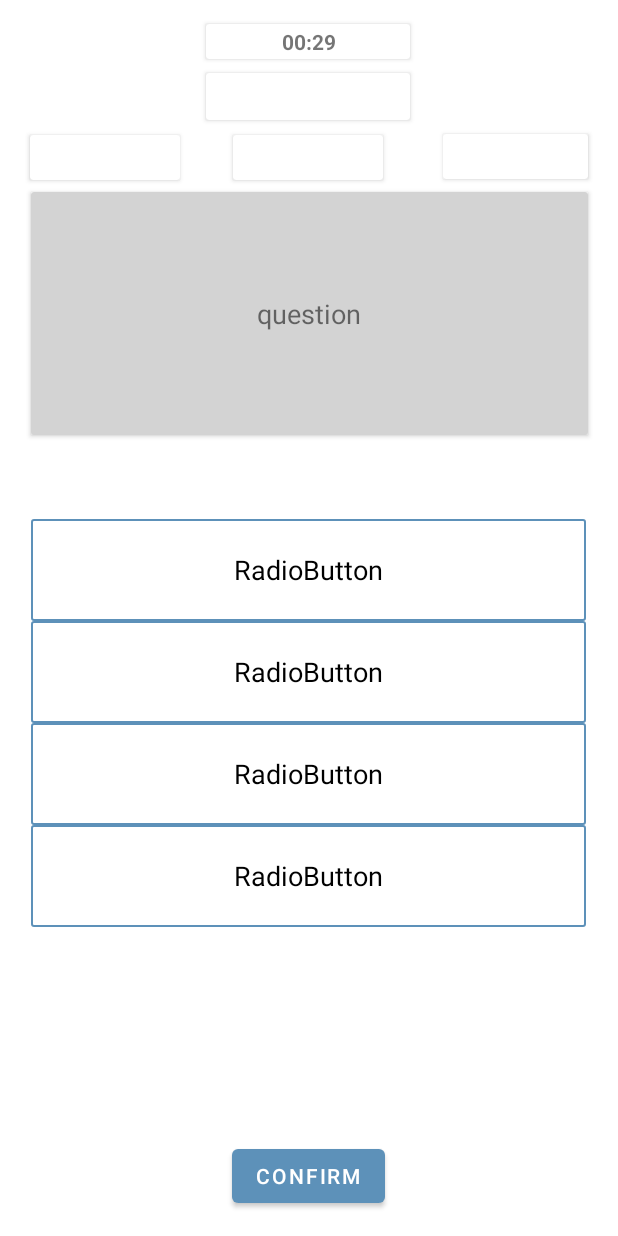
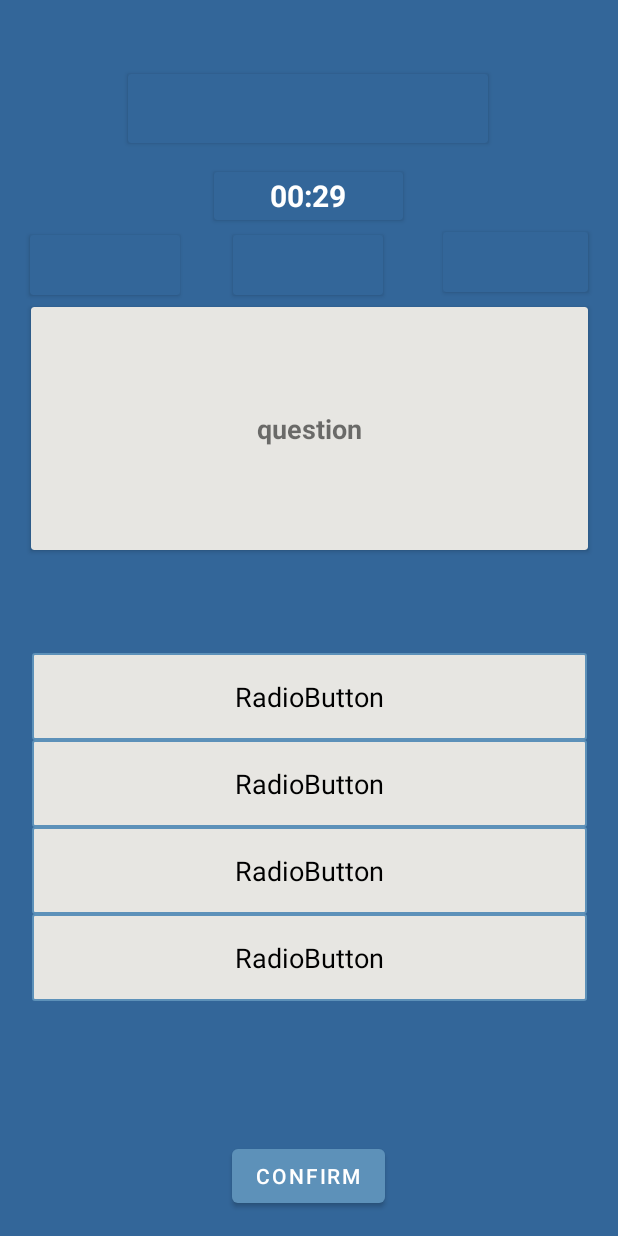
Before and after one commit to Irfzid/Jidquiz, an Android app: the QuizActivity screen opened directly, with no data from a screen before it, on a phone screen of 412 x 824 dp. Run offline under Robolectric (Android 15) with nearby library versions, the phone set to English and light mode, and no system bars.

Commit message:
update
change scoring
fix main layout

```diff
--- a/app/src/main/java/com/zidney/jidquiz/HighscoreActivity.java
+++ b/app/src/main/java/com/zidney/jidquiz/HighscoreActivity.java
@@ -93,4 +93,9 @@ public class HighscoreActivity extends AppCompatActivity {
         hiscore = prefs.getInt(KEY_HIGHSCORE, 0);
         tv_Hiscore.setText(Integer.toString(hiscore));
     }
+
+    @Override
+    public void onBackPressed() {
+
+    }
 }
--- a/app/src/main/res/drawable/ic_knowledge.xml
+++ b/app/src/main/res/drawable/ic_knowledge.xml
@@ -1,5 +1,5 @@
-<vector android:height="70dp" android:viewportHeight="512"
-    android:viewportWidth="512" android:width="70dp" xmlns:android="http://schemas.android.com/apk/res/android">
+<vector android:height="80dp" android:viewportHeight="512"
+    android:viewportWidth="512" android:width="80dp" xmlns:android="http://schemas.android.com/apk/res/android">
     <path android:fillColor="#ffdbd3" android:pathData="m255.987,173.855c0,-20.127 16.316,-36.443 36.443,-36.443 18.974,0 34.554,14.502 36.278,33.025h-8.104c24.651,0 44.634,19.983 44.634,44.634v81.856c0,24.651 -19.984,44.634 -44.634,44.634h8.104c-1.724,18.523 -17.304,33.025 -36.278,33.025 -20.127,0 -36.443,-16.316 -36.443,-36.443z"/>
     <path android:fillColor="#ffd1c7" android:pathData="m320.604,170.437h8.104c-1.724,-18.523 -17.304,-33.025 -36.278,-33.025 -7.387,0 -14.26,2.198 -20.002,5.975 9.006,5.925 15.227,15.738 16.28,27.05h-8.104c24.651,0 44.635,19.984 44.635,44.634v81.856c0,24.651 -19.984,44.634 -44.635,44.634h8.104c-1.053,11.313 -7.274,21.125 -16.28,27.05 5.742,3.777 12.615,5.975 20.002,5.975 18.974,0 34.554,-14.502 36.278,-33.025h-8.104c24.651,0 44.635,-19.984 44.635,-44.634v-81.856c-0.001,-24.65 -19.985,-44.634 -44.635,-44.634z"/>
     <path android:fillColor="#ffdbd3" android:pathData="m256.013,338.145c0,20.127 -16.316,36.443 -36.443,36.443 -18.974,0 -34.554,-14.502 -36.278,-33.025h8.104c-24.651,0 -44.634,-19.984 -44.634,-44.634v-81.856c0,-24.651 19.984,-44.634 44.634,-44.634h-8.104c1.724,-18.523 17.304,-33.025 36.278,-33.025 20.127,0 36.443,16.316 36.443,36.443z"/>
--- a/app/src/main/res/drawable/radio_flat_regular.xml
+++ b/app/src/main/res/drawable/radio_flat_regular.xml
@@ -2,7 +2,7 @@
 <shape xmlns:android="http://schemas.android.com/apk/res/android"
     android:shape="rectangle">
     <corners android:radius="1dp" />
-    <solid android:color="#fff" />
+    <solid android:color="@color/frost" />
     <stroke
         android:width="1dp"
         android:color="@color/colorAccent" />
--- a/app/src/main/res/layout/activity_quiz.xml
+++ b/app/src/main/res/layout/activity_quiz.xml
@@ -4,16 +4,19 @@
     xmlns:tools="http://schemas.android.com/tools"
     android:layout_width="match_parent"
     android:layout_height="match_parent"
+    android:background="@color/Lapis"
     tools:context=".QuizActivity">
+
 
     <androidx.cardview.widget.CardView
         android:id="@+id/cardView12"
         android:layout_width="0dp"
-        android:layout_height="30dp"
+        android:layout_height="40dp"
         android:layout_marginStart="40dp"
         android:layout_marginTop="41dp"
         android:layout_marginEnd="20dp"
         android:layout_marginBottom="7dp"
+        android:backgroundTint="@color/Lapis"
         app:layout_constraintBottom_toTopOf="@+id/cardView9"
         app:layout_constraintEnd_toEndOf="parent"
         app:layout_constraintHorizontal_bias="0.0"
@@ -31,7 +34,9 @@
                 android:layout_height="wrap_content"
                 tools:text="score"
                 android:layout_centerInParent="true"
-                android:textStyle="bold"/>
+                android:textStyle="bold"
+                android:textSize="18sp"
+                android:textColor="@color/white"/>
         </RelativeLayout>
 
 
@@ -39,16 +44,15 @@
 
     <androidx.cardview.widget.CardView
         android:id="@+id/cardView14"
-        android:layout_width="136dp"
-        android:layout_height="31dp"
-        android:layout_marginTop="32dp"
-        android:layout_marginBottom="6dp"
-        app:layout_constraintBottom_toTopOf="@+id/cardView11"
+        android:layout_width="240dp"
+        android:layout_height="46dp"
+        android:backgroundTint="@color/Lapis"
+        app:layout_constraintBottom_toTopOf="@+id/cardView10"
         app:layout_constraintEnd_toEndOf="parent"
-        app:layout_constraintHorizontal_bias="0.498"
+        app:layout_constraintHorizontal_bias="0.497"
         app:layout_constraintStart_toStartOf="parent"
-        app:layout_constraintTop_toTopOf="@+id/cardView10"
-        app:layout_constraintVertical_bias="0.2">
+        app:layout_constraintTop_toTopOf="parent"
+        app:layout_constraintVertical_bias="0.714">
 
         <RelativeLayout
             android:layout_width="match_parent"
@@ -59,10 +63,11 @@
                 android:layout_width="wrap_content"
                 android:layout_height="wrap_content"
                 android:layout_centerInParent="true"
+                android:textSize="25sp"
+                android:textStyle="bold"
                 tools:text="category"
-                android:textStyle="bold"/>
+                android:textColor="@color/white"/>
         </RelativeLayout>
-
 
 
     </androidx.cardview.widget.CardView>
@@ -70,9 +75,10 @@
     <androidx.cardview.widget.CardView
         android:id="@+id/cardView11"
         android:layout_width="100dp"
-        android:layout_height="30dp"
+        android:layout_height="40dp"
         android:layout_marginTop="40dp"
         android:layout_marginBottom="8dp"
+        android:backgroundTint="@color/Lapis"
         app:layout_constraintBottom_toTopOf="@+id/cardView9"
         app:layout_constraintEnd_toEndOf="parent"
         app:layout_constraintHorizontal_bias="0.498"
@@ -90,6 +96,8 @@
                 android:layout_height="wrap_content"
                 android:layout_centerInParent="true"
                 tools:text="difficulty"
+                android:textSize="18sp"
+                android:textColor="@color/white"
                 android:textStyle="bold"/>
 
         </RelativeLayout>
@@ -101,8 +109,10 @@
         android:id="@+id/cardView9"
         android:layout_width="371dp"
         android:layout_height="162dp"
-        android:layout_marginTop="128dp"
-        app:cardBackgroundColor="#D3D3D3"
+        android:layout_marginTop="184dp"
+        android:layout_marginBottom="18dp"
+        android:backgroundTint="@color/frost"
+        app:layout_constraintBottom_toTopOf="@+id/rg_answer"
         app:layout_constraintEnd_toEndOf="parent"
         app:layout_constraintStart_toStartOf="parent"
         app:layout_constraintTop_toTopOf="parent">
@@ -116,10 +126,11 @@
                 android:id="@+id/tv_question"
                 android:layout_width="wrap_content"
                 android:layout_height="wrap_content"
+                android:layout_centerInParent="true"
                 android:text="question"
+                android:textAlignment="center"
                 android:textSize="18sp"
-                android:textAlignment="gravity"
-                android:layout_centerInParent="true"/>
+                android:textStyle="bold" />
 
         </RelativeLayout>
 
@@ -138,18 +149,17 @@
 
     <androidx.cardview.widget.CardView
         android:id="@+id/cardView10"
-        android:layout_width="136dp"
-        android:layout_height="23dp"
-        android:layout_marginTop="4dp"
+        android:layout_width="126dp"
+        android:layout_height="32dp"
+        android:layout_marginBottom="10dp"
+        android:backgroundTint="@color/Lapis"
         app:layout_constraintBottom_toTopOf="@+id/cardView11"
         app:layout_constraintEnd_toEndOf="parent"
         app:layout_constraintHorizontal_bias="0.498"
-        app:layout_constraintStart_toStartOf="parent"
-        app:layout_constraintTop_toTopOf="parent"
-        app:layout_constraintVertical_bias="0.19">
+        app:layout_constraintStart_toStartOf="parent">
 
         <RelativeLayout
-            android:layout_width="137dp"
+            android:layout_width="match_parent"
             android:layout_height="match_parent">
 
             <TextView
@@ -157,8 +167,10 @@
                 android:layout_width="wrap_content"
                 android:layout_height="wrap_content"
                 android:layout_centerInParent="true"
+                android:textStyle="bold"
+                android:textSize="20sp"
                 tools:text="Time "
-                android:textStyle="bold"/>
+                android:textColor="@color/white"/>
         </RelativeLayout>
 
 
@@ -167,11 +179,12 @@
     <androidx.cardview.widget.CardView
         android:id="@+id/cardView13"
         android:layout_width="100dp"
-        android:layout_height="30dp"
+        android:layout_height="40dp"
         android:layout_marginTop="40dp"
         android:layout_marginBottom="8dp"
         app:layout_constraintBottom_toTopOf="@+id/cardView9"
         app:layout_constraintEnd_toStartOf="@+id/cardView11"
+        android:backgroundTint="@color/Lapis"
         app:layout_constraintHorizontal_bias="0.363"
         app:layout_constraintStart_toStartOf="parent"
         app:layout_constraintTop_toTopOf="parent"
@@ -187,6 +200,8 @@
                 android:layout_height="wrap_content"
                 tools:text="Quiz 1/10"
                 android:textStyle="bold"
+                android:textSize="18sp"
+                android:textColor="@color/white"
                 android:layout_centerInParent="true"/>
 
         </RelativeLayout>
@@ -197,55 +212,55 @@
     <RadioGroup
         android:id="@+id/rg_answer"
         android:layout_width="370dp"
-        android:layout_height="274dp"
+        android:layout_height="wrap_content"
         android:layout_marginTop="30dp"
         android:layout_marginBottom="72dp"
         app:layout_constraintBottom_toTopOf="@+id/btn_next"
         app:layout_constraintEnd_toEndOf="parent"
-        app:layout_constraintHorizontal_bias="0.487"
+        app:layout_constraintHorizontal_bias="0.512"
         app:layout_constraintStart_toStartOf="parent"
         app:layout_constraintTop_toBottomOf="@+id/cardView9"
-        app:layout_constraintVertical_bias="0.275">
+        app:layout_constraintVertical_bias="1.0">
 
         <RadioButton
             android:id="@+id/rb_ans1"
             android:layout_width="match_parent"
-            android:layout_height="68dp"
+            android:layout_height="58dp"
             android:background="@drawable/radio_flat_selector"
             android:button="@android:color/transparent"
+            android:text="RadioButton"
             android:textAlignment="center"
-            android:textSize="18sp"
-            android:text="RadioButton" />
+            android:textSize="18sp" />
 
         <RadioButton
             android:id="@+id/rb_ans2"
             android:layout_width="match_parent"
-            android:layout_height="68dp"
+            android:layout_height="58dp"
             android:background="@drawable/radio_flat_selector"
             android:button="@android:color/transparent"
+            android:text="RadioButton"
             android:textAlignment="center"
-            android:textSize="18sp"
-            android:text="RadioButton" />
+            android:textSize="18sp" />
 
         <RadioButton
             android:id="@+id/rb_ans3"
             android:layout_width="match_parent"
-            android:layout_height="68dp"
+            android:layout_height="58dp"
             android:background="@drawable/radio_flat_selector"
             android:button="@android:color/transparent"
+            android:text="RadioButton"
             android:textAlignment="center"
-            android:textSize="18sp"
-            android:text="RadioButton" />
+            android:textSize="18sp" />
 
         <RadioButton
             android:id="@+id/rb_ans4"
             android:layout_width="match_parent"
-            android:layout_height="68dp"
+            android:layout_height="58dp"
             android:background="@drawable/radio_flat_selector"
             android:button="@android:color/transparent"
+            android:text="RadioButton"
             android:textAlignment="center"
-            android:textSize="18sp"
-            android:text="RadioButton" />
+            android:textSize="18sp" />
     </RadioGroup>
 
 </androidx.constraintlayout.widget.ConstraintLayout>
--- a/app/src/main/res/values/colors.xml
+++ b/app/src/main/res/values/colors.xml
@@ -12,4 +12,8 @@
     <color name="Red">#D54D4D</color>
     <color name="Green">#3AB57F</color>
     <color name="Aero">#7CB1D1</color>
+    <color name="GrannySmith">#ADE9A6</color>
+    <color name="RussianGreen">#6E997F</color>
+    <color name="Blizzard">#ADE8F4</color>
+    <color name="frost">#E7E6E2</color>
 </resources>
```
Also changed, not shown: app/src/main/java/com/zidney/jidquiz/QuizActivity.java (+10 -2 lines), app/src/main/res/layout/activity_difficulty.xml (+8 -4 lines), app/src/main/res/layout/activity_highscore.xml (+10 -4 lines), app/src/main/res/layout/activity_main.xml (+27 -8 lines).
